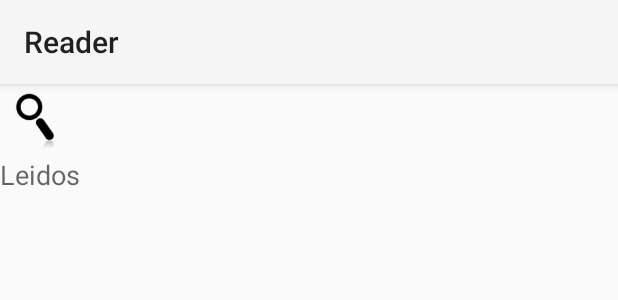
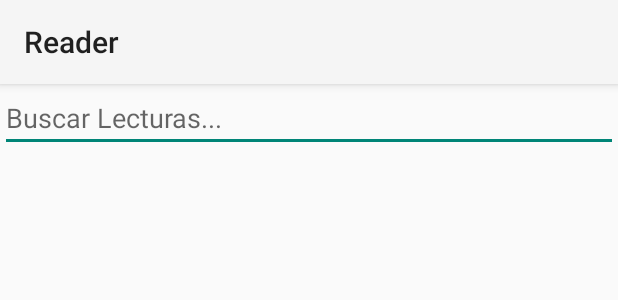
Before and after one commit to gabrecio/Poseidon, an Android app: the layout activity_leidos_buscar.xml on its own in the app's theme, with its tools: preview values and no code run, on a phone screen of 412 x 824 dp. Shown: the top 300 px of the screen. Run offline under Robolectric (Android 15) with nearby library versions, the phone set to English and light mode, and no system bars.

Commit message:
add Search lectura with ListItem

```diff
--- a/app/src/main/AndroidManifest.xml
+++ b/app/src/main/AndroidManifest.xml
@@ -15,10 +15,10 @@
         android:theme="@style/AppTheme" >
         <activity
             android:name=".MainActivity"
-            android:label="@string/app_name" >
+            android:label="@string/app_name"
+            android:windowSoftInputMode="stateHidden">
             <intent-filter>
                 <action android:name="android.intent.action.MAIN" />
-
                 <category android:name="android.intent.category.LAUNCHER" />
             </intent-filter>
         </activity>
--- a/app/src/main/res/layout/activity_leidos_buscar.xml
+++ b/app/src/main/res/layout/activity_leidos_buscar.xml
@@ -5,18 +5,17 @@
     android:layout_width="match_parent"
     android:layout_height="match_parent"
     tools:context="com.soft.grecio.reader.LeidosBuscar">
-    <ImageView
-        android:id="@+id/save_tab"
-        android:layout_width="wrap_content"
+    <!-- Editext for Search -->
+    <EditText android:id="@+id/inputSearch"
+        android:layout_width="fill_parent"
         android:layout_height="wrap_content"
-        android:gravity="center_vertical|center_horizontal"
-        android:background="@mipmap/ic_search" />
-    <TextView
-        android:id="@+id/text"
-        android:layout_width="wrap_content"
-        android:layout_height="wrap_content"
-        android:gravity="center_vertical|center_horizontal"
-        android:text="Leidos"
-        android:textAppearance="?android:attr/textAppearanceMedium" />
+        android:hint="Buscar Lecturas..."
+        android:inputType="textVisiblePassword"/>
+
+    <!-- List View -->
+    <ListView
+        android:id="@+id/list_view"
+        android:layout_width="fill_parent"
+        android:layout_height="wrap_content" />
 
 </LinearLayout>
```
Also changed, not shown: app/src/main/java/com/soft/grecio/reader/LeidosBuscar.java (+56 -25 lines), app/src/main/res/layout/list_item.xml (added, +14 -0 lines).
